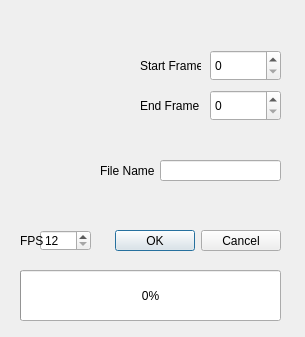
Old version of the form src/protoanimator/movieexportdialog.ui in the repository keshav2010/ProtoAnimator.
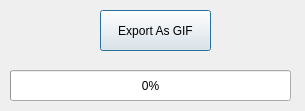
New version of the form.

Commit message: Added GIF Export support

The edit to the form file:
```diff
--- a/src/protoanimator/movieexportdialog.ui
+++ b/src/protoanimator/movieexportdialog.ui
@@ -7,7 +7,7 @@
     <x>0</x>
     <y>0</y>
     <width>305</width>
-    <height>337</height>
+    <height>111</height>
    </rect>
   </property>
   <property name="windowTitle">
@@ -16,10 +16,10 @@
   <widget class="QProgressBar" name="progressBar">
    <property name="geometry">
     <rect>
-     <x>20</x>
-     <y>270</y>
-     <width>261</width>
-     <height>51</height>
+     <x>10</x>
+     <y>70</y>
+     <width>281</width>
+     <height>31</height>
     </rect>
    </property>
    <property name="value">
@@ -32,115 +32,17 @@
     <string>%p%</string>
    </property>
   </widget>
-  <widget class="QDialogButtonBox" name="buttonBox">
-   <property name="geometry">
-    <rect>
-     <x>110</x>
-     <y>230</y>
-     <width>171</width>
-     <height>21</height>
-    </rect>
-   </property>
-   <property name="standardButtons">
-    <set>QDialogButtonBox::Cancel|QDialogButtonBox::Ok</set>
-   </property>
-  </widget>
-  <widget class="QSpinBox" name="sb_startFrame">
-   <property name="geometry">
-    <rect>
-     <x>210</x>
-     <y>50</y>
-     <width>71</width>
-     <height>31</height>
-    </rect>
-   </property>
-  </widget>
-  <widget class="QSpinBox" name="sb_endFrame">
-   <property name="geometry">
-    <rect>
-     <x>210</x>
-     <y>90</y>
-     <width>71</width>
-     <height>31</height>
-    </rect>
-   </property>
-  </widget>
-  <widget class="QLabel" name="label_startFrame">
-   <property name="geometry">
-    <rect>
-     <x>140</x>
-     <y>50</y>
-     <width>61</width>
-     <height>31</height>
-    </rect>
-   </property>
-   <property name="text">
-    <string>Start Frame</string>
-   </property>
-  </widget>
-  <widget class="QLabel" name="label_endFrame">
-   <property name="geometry">
-    <rect>
-     <x>140</x>
-     <y>90</y>
-     <width>61</width>
-     <height>31</height>
-    </rect>
-   </property>
-   <property name="text">
-    <string>End Frame</string>
-   </property>
-  </widget>
-  <widget class="QSpinBox" name="sb_fps">
-   <property name="geometry">
-    <rect>
-     <x>40</x>
-     <y>230</y>
-     <width>51</width>
-     <height>21</height>
-    </rect>
-   </property>
-   <property name="minimum">
-    <number>12</number>
-   </property>
-   <property name="maximum">
-    <number>60</number>
-   </property>
-  </widget>
-  <widget class="QLabel" name="label_fps">
-   <property name="geometry">
-    <rect>
-     <x>20</x>
-     <y>230</y>
-     <width>31</width>
-     <height>21</height>
-    </rect>
-   </property>
-   <property name="text">
-    <string>FPS </string>
-   </property>
-  </widget>
-  <widget class="QLineEdit" name="input_filename">
-   <property name="geometry">
-    <rect>
-     <x>160</x>
-     <y>160</y>
-     <width>121</width>
-     <height>21</height>
-    </rect>
-   </property>
-  </widget>
-  <widget class="QLabel" name="label_fileName">
+  <widget class="QPushButton" name="btn_exportGIF">
    <property name="geometry">
     <rect>
      <x>100</x>
-     <y>160</y>
-     <width>71</width>
-     <height>21</height>
+     <y>10</y>
+     <width>111</width>
+     <height>41</height>
     </rect>
    </property>
    <property name="text">
-    <string>File Name</string>
+    <string>Export As GIF</string>
    </property>
   </widget>
  </widget>
```
The commit also changes 8 other files.
